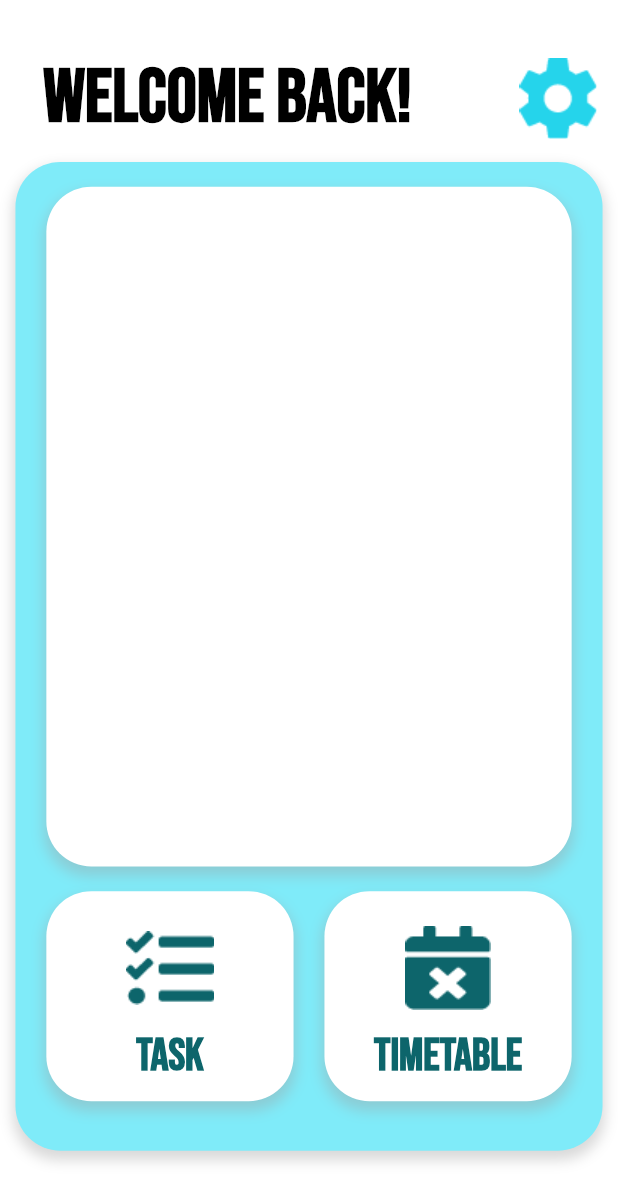
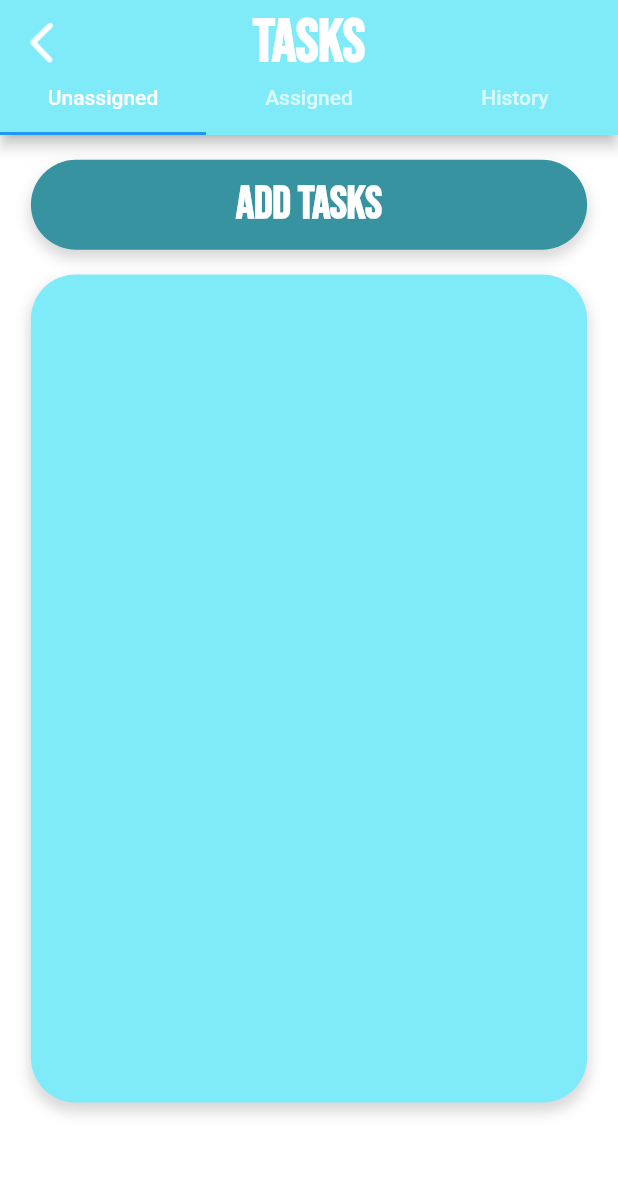
Before and after one commit to onionwind98/Automatic_Timetable_Manager, a Flutter app: the Home screen opened directly, after a tap on "Task", on a phone screen of 412 x 824 dp. Shown: the top 1202 px of the screen. Run offline on Flutter 3.47's test engine with Material 2 defaults, Android fonts, the phone set to English and light mode, and no system bars; our stand-ins replace google_fonts, shared_preferences; accounts and stored records are empty.

Commit message:
Task Menu Pages

```diff
--- a/automatic_timetable_manager/lib/Screens/Settings/setting.dart
+++ b/automatic_timetable_manager/lib/Screens/Settings/setting.dart
@@ -39,11 +39,11 @@ class _SettingState extends State<Setting> {
                       ),
                     ],
                   ),
-                  height: (screen.height*0.2),
+                  height: (screen.height*0.15),
                 ),
               ),
               Positioned(
-                top:screen.height*0.04,
+                top:screen.height*0.01,
                 left:screen.height*0.02,
                 child: Row(
                   children: [
--- /dev/null
+++ b/automatic_timetable_manager/lib/Screens/Tasks/taskMenu.dart
@@ -0,0 +1,125 @@
+import 'package:automatic_timetable_manager/Screens/Tasks/assignedTasks.dart';
+import 'package:automatic_timetable_manager/Screens/Tasks/taskHistory.dart';
+import 'package:automatic_timetable_manager/Screens/Tasks/unassignedTasks.dart';
+import 'package:automatic_timetable_manager/Shared/button.dart';
+import 'package:flutter/cupertino.dart';
+import 'package:flutter/material.dart';
+import 'package:google_fonts/google_fonts.dart';
+
+import '../../Shared/appBar.dart';
+
+class taskMenu extends StatefulWidget {
+  @override
+  _taskMenuState createState() => _taskMenuState();
+}
+
+class _taskMenuState extends State<taskMenu> {
+
+
+  final tabs = [
+    UnassignedTasks(),
+    AssignedTasks(),
+    TaskHistory(),
+  ];
+
+
+  @override
+  Widget build(BuildContext context) {
+    Size screen = MediaQuery.of(context).size;
+
+    return DefaultTabController(
+      length: 3,
+      child: Scaffold(
+        backgroundColor: Colors.white,
+        appBar: PreferredSize(
+          preferredSize: Size.fromHeight(90.0),
+          child: AppBar(
+            backgroundColor:  Color.fromRGBO(127, 235, 249, 1),
+            bottom: TabBar(
+              tabs: const [
+                Tab(text: 'Unassigned' ),
+                Tab(text: 'Assigned'),
+                Tab(text: 'History'),
+              ],
+            ),
+            leading:  Padding(
+              padding: EdgeInsets.only(top:15),
+              child: GestureDetector(
+                onTap: () {
+                  Navigator.pop(context);
+                },
+                child: Container(
+                  height: screen.height * 0.17,
+                  child: Image.asset('assets/img/backButton.png'),
+                ),
+              ),
+            ),
+            centerTitle: true,
+            title: Padding(
+              padding: EdgeInsets.only(top: 15),
+              child: Text(
+                  'Tasks',
+                  style: GoogleFonts.bebasNeue(
+                    textStyle: TextStyle(
+                        fontSize: 40,
+                        fontWeight: FontWeight.bold,
+                        color: Colors.white),
+                  )
+              ),
+            ),
+          ),
+        ),
+        body: TabBarView(
+          children: [
+            UnassignedTasks(),
+            AssignedTasks(),
+            TaskHistory(),
+          ],
+        ),
+
+        //OLD TASK MENU
+        // body: Container(
+        //   height: screen.height,
+        //   width: screen.width,
+        //   child: Column(
+        //     crossAxisAlignment: CrossAxisAlignment.center,
+        //     children: [
+        //       SizedBox(height: screen.height * 0.1),
+        //       //Unassigned Task Button
+        //       MaterialButton(
+        //         padding: EdgeInsets.all(0),
+        //         onPressed: () {
+        //           Navigator.push(context, MaterialPageRoute(builder: (context) => UnassignedTasks()));
+        //         },
+        //         child: button.longButton('Unassigned Tasks', Color.fromRGBO(55, 147, 159, 1),context)
+        //       ),
+        //       SizedBox(height: screen.height * 0.1),
+        //
+        //       //Assigned Task Button
+        //       MaterialButton(
+        //         padding: EdgeInsets.all(0),
+        //         onPressed: () {
+        //           Navigator.push(context, MaterialPageRoute(builder: (context) => AssignedTasks()));
+        //         },
+        //         child: button.longButton('Assigned Tasks', Color.fromRGBO(71, 232, 194, 1),context)
+        //       ),
+        //       SizedBox(height: screen.height * 0.1),
+        //
+        //       //Task History Button
+        //       MaterialButton(
+        //         padding: EdgeInsets.all(0),
+        //         onPressed: () {
+        //           Navigator.push(context, MaterialPageRoute(builder: (context) => TaskHistory()));
+        //         },
+        //         child:button.longButton('Task History', Color.fromRGBO(127, 235, 249, 1),context)
+        //       ),
+        //       //    ],
+        //       //  ),
+        //       // )
+        //     ],
+        //   ),
+        // ),
+      ),
+    );
+  }
+}
--- /dev/null
+++ b/automatic_timetable_manager/lib/Screens/Tasks/unassignedTasks.dart
@@ -0,0 +1,66 @@
+import 'package:automatic_timetable_manager/Shared/appBar.dart';
+import 'package:automatic_timetable_manager/Shared/button.dart';
+import 'package:flutter/cupertino.dart';
+import 'package:flutter/material.dart';
+import 'package:google_fonts/google_fonts.dart';
+
+class UnassignedTasks extends StatefulWidget{
+  @override
+  _UnassignedTasksState createState() => _UnassignedTasksState();
+}
+
+class _UnassignedTasksState extends State<UnassignedTasks> {
+
+  @override
+  Widget build(BuildContext context) {
+    Size screen = MediaQuery.of(context).size;
+    Button button = Button();
+
+    return Scaffold(
+      backgroundColor: Colors.white,
+      body: Container(
+        height: screen.height,
+        width: screen.width,
+        child: Column(
+          crossAxisAlignment: CrossAxisAlignment.center,
+          children: [
+            SizedBox(height: screen.height*0.02),
+            //Add Task Button
+            MaterialButton(
+              onPressed: (){
+
+              },
+              child: button.longButton('Add Tasks', Color.fromRGBO(55, 147, 159, 1),context),
+            ),
+
+            SizedBox(height: screen.height*0.02),
+            Container(
+              decoration: BoxDecoration(
+                // border: Border.all(color: Colors.black,width: 2.0),
+                borderRadius: BorderRadius.all(Radius.circular(30)),
+                color: Color.fromRGBO(127, 235, 249, 1),
+                boxShadow: [
+                  BoxShadow(
+                    color: Colors.grey.withOpacity(0.4),
+                    spreadRadius: 1,
+                    blurRadius: 7,
+                    offset: Offset(0, 5), // changes position of shadow
+                  ),
+                ],
+              ),
+              height: (screen.height*0.67),
+              width: (screen.width*0.9),
+              child: Column(
+                children: [
+
+                ],
+              ),
+            )
+
+          ],
+        ),
+      )
+    );
+  }
+
+}
--- a/automatic_timetable_manager/lib/Screens/home.dart
+++ b/automatic_timetable_manager/lib/Screens/home.dart
@@ -1,6 +1,7 @@
 // ignore_for_file: prefer_const_literals_to_create_immutables
 
 import 'package:automatic_timetable_manager/Screens/Settings/setting.dart';
+import 'package:automatic_timetable_manager/Screens/Tasks/taskMenu.dart';
 import 'package:flutter/cupertino.dart';
 import 'package:flutter/material.dart';
 import 'package:google_fonts/google_fonts.dart';
@@ -124,7 +125,9 @@ class _HomeState extends State<Home> {
                                 child: MaterialButton(
                                   padding: EdgeInsets.all(0),
                                   onPressed: (){
-                                    print('task');
+                                    Navigator.push(
+                                        context, MaterialPageRoute(builder: (context) => taskMenu())
+                                    );
                                   },
                                   child: Column(
                                     children: [
--- /dev/null
+++ b/automatic_timetable_manager/lib/Shared/button.dart
@@ -0,0 +1,81 @@
+import 'package:flutter/material.dart';
+import 'package:google_fonts/google_fonts.dart';
+
+class Button {
+  longButton(String buttonTitle, Color buttonColor, BuildContext context) {
+    Size screen = MediaQuery.of(context).size;
+    return Container(
+      alignment: Alignment.center,
+      height: 60,
+      width: screen.width * 0.9,
+      decoration: BoxDecoration(
+        // border: Border.all(color: Colors.black,width: 3.0),
+        color: buttonColor,
+        borderRadius: BorderRadius.circular(40.0),
+        boxShadow: [
+          BoxShadow(
+            color: Colors.grey.withOpacity(0.4),
+            spreadRadius: 1,
+            blurRadius: 7,
+            offset: Offset(0, 5), // changes position of shadow
+          ),
+        ],
+      ),
+      child: Text(
+        buttonTitle,
+        style: GoogleFonts.bebasNeue(
+          textStyle: TextStyle(
+              fontSize: 30,
+              fontWeight: FontWeight.bold,
+              color: Colors.white),
+        )
+      ),
+    );
+  }
+
+  shortIconButton(String buttonTitle, Color buttonColor, String icon, BuildContext context){
+    Size screen = MediaQuery.of(context).size;
+    return Container(
+      alignment: Alignment.center,
+      height: screen.height * 0.06,
+      width: screen.width * 0.4,
+      decoration: BoxDecoration(
+        // border: Border.all(color: Colors.black,width: 3.0),
+        color: buttonColor,
+        borderRadius: BorderRadius.circular(40.0),
+        boxShadow: [
+          BoxShadow(
+            color: Colors.grey.withOpacity(0.4),
+            spreadRadius: 1,
+            blurRadius: 7,
+            offset: Offset(0, 5), // changes position of shadow
+          ),
+        ],
+      ),
+      child: Padding(
+        padding: const EdgeInsets.all(8.0),
+        child: Row(
+          mainAxisAlignment: MainAxisAlignment.center,
+          children: [
+            Text(
+              buttonTitle,
+              textAlign: TextAlign.center,
+              style: GoogleFonts.bebasNeue(
+                textStyle:TextStyle(
+                  fontSize: 30,
+                  fontWeight: FontWeight.bold,
+                  color: Colors.white
+                ),
+              )
+            ),
+            SizedBox(width: 10),
+            Container(
+              height: screen.height * 0.15,
+              child: Image.asset(icon),
+            ),
+          ],
+        ),
+      ),
+    );
+  }
+}
```
Also changed, not shown: automatic_timetable_manager/lib/Screens/Tasks/assignedTasks.dart (added, +91 -0 lines), automatic_timetable_manager/lib/Screens/Tasks/taskHistory.dart (added, +90 -0 lines), automatic_timetable_manager/lib/Shared/appBar.dart (added, +45 -0 lines), automatic_timetable_manager/assets/img/dateIcon.png (added), automatic_timetable_manager/assets/img/forwardButton.png (added), automatic_timetable_manager/assets/img/sortIcon.png (added), automatic_timetable_manager/lib/Screens/Authentication/login.dart (indentation only).
